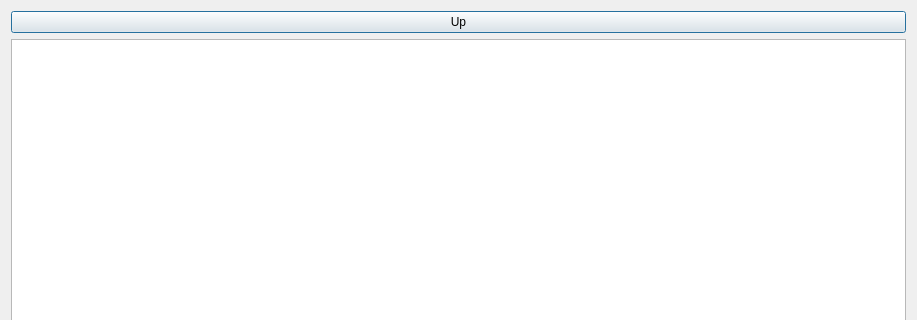
Old version of the form dialog.ui in the repository don78colorado/fileBrowser; both pictures show x 0 to 917 and y 0 to 320 of the 917 by 564 pixel window.
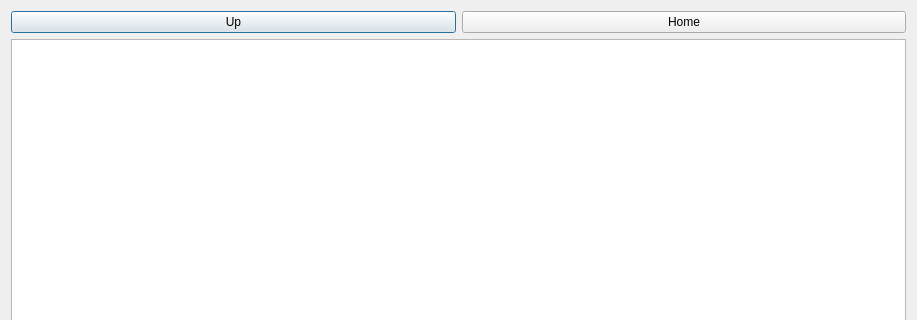
New version of the form.

Commit message: add Home button; use QDirModel to get around asyncronous issues; add some convenience functions

```diff
--- a/dialog.ui
+++ b/dialog.ui
@@ -15,11 +15,22 @@
   </property>
   <layout class="QVBoxLayout" name="verticalLayout">
    <item>
+    <layout class="QHBoxLayout" name="horizontalLayout_3">
+     <item>
     <widget class="QPushButton" name="pushButton">
      <property name="text">
       <string>Up</string>
      </property>
     </widget>
+     </item>
+     <item>
+      <widget class="QPushButton" name="pushButton_2">
+       <property name="text">
+        <string>Home</string>
+       </property>
+      </widget>
+     </item>
+    </layout>
    </item>
    <item>
     <widget class="QTreeView" name="treeView"/>
```
Lines whose indentation alone changed are shown as unchanged. The commit also changes 2 other files.
